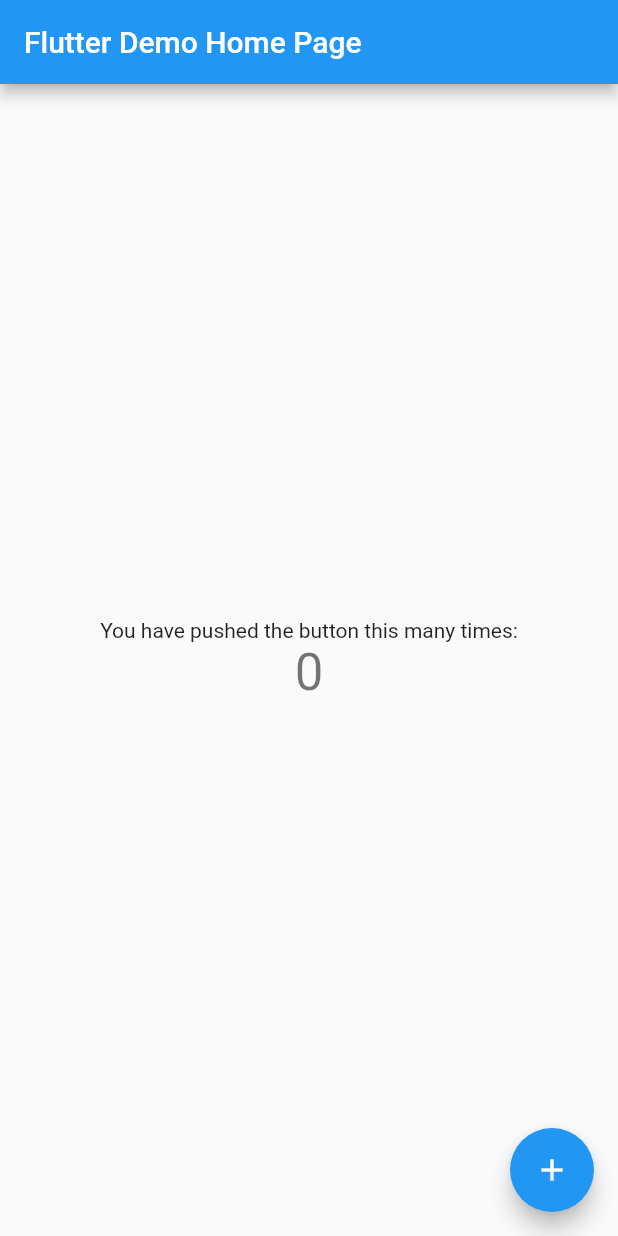
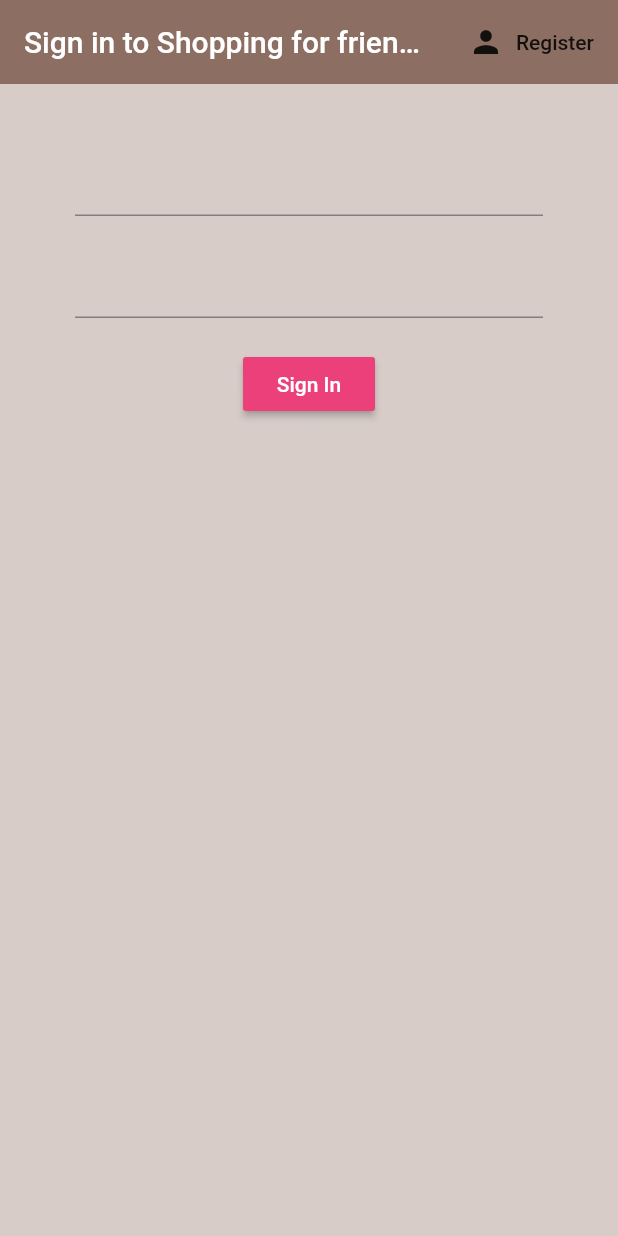
Before and after one commit to fokobot/shooping_for_friends, a Flutter app: the screen it shows after launch, on a phone screen of 412 x 824 dp. Run offline on Flutter 3.47's test engine with Material 2 defaults, Android fonts, the phone set to English and light mode, and no system bars; our stand-ins replace firebase_auth; accounts and stored records are empty.

Commit message:
Added Login and Register with Firebase

```diff
--- a/lib/main.dart
+++ b/lib/main.dart
@@ -1,4 +1,9 @@
 import 'package:flutter/material.dart';
+import 'package:provider/provider.dart';
+import 'package:shopping_for_friends/screens/wrapper.dart';
+import 'package:shopping_for_friends/services/auth.dart';
+
+import 'models/user.dart';
 
 void main() {
   runApp(MyApp());
@@ -8,110 +13,11 @@ class MyApp extends StatelessWidget {
   // This widget is the root of your application.
   @override
   Widget build(BuildContext context) {
-    return MaterialApp(
-      title: 'Flutter Demo',
-      theme: ThemeData(
-        // This is the theme of your application.
-        //
-        // Try running your application with "flutter run". You'll see the
-        // application has a blue toolbar. Then, without quitting the app, try
-        // changing the primarySwatch below to Colors.green and then invoke
-        // "hot reload" (press "r" in the console where you ran "flutter run",
-        // or simply save your changes to "hot reload" in a Flutter IDE).
-        // Notice that the counter didn't reset back to zero; the application
-        // is not restarted.
-        primarySwatch: Colors.blue,
-        // This makes the visual density adapt to the platform that you run
-        // the app on. For desktop platforms, the controls will be smaller and
-        // closer together (more dense) than on mobile platforms.
-        visualDensity: VisualDensity.adaptivePlatformDensity,
+    return StreamProvider<User>.value(
+      value: AuthService().user,
+      child: MaterialApp(
+        home: Wrapper(),
       ),
-      home: MyHomePage(title: 'Flutter Demo Home Page'),
     );
   }
 }
-
-class MyHomePage extends StatefulWidget {
-  MyHomePage({Key key, this.title}) : super(key: key);
-
-  // This widget is the home page of your application. It is stateful, meaning
-  // that it has a State object (defined below) that contains fields that affect
-  // how it looks.
-
-  // This class is the configuration for the state. It holds the values (in this
-  // case the title) provided by the parent (in this case the App widget) and
-  // used by the build method of the State. Fields in a Widget subclass are
-  // always marked "final".
-
-  final String title;
-
-  @override
-  _MyHomePageState createState() => _MyHomePageState();
-}
-
-class _MyHomePageState extends State<MyHomePage> {
-  int _counter = 0;
-
-  void _incrementCounter() {
-    setState(() {
-      // This call to setState tells the Flutter framework that something has
-      // changed in this State, which causes it to rerun the build method below
-      // so that the display can reflect the updated values. If we changed
-      // _counter without calling setState(), then the build method would not be
-      // called again, and so nothing would appear to happen.
-      _counter++;
-    });
-  }
-
-  @override
-  Widget build(BuildContext context) {
-    // This method is rerun every time setState is called, for instance as done
-    // by the _incrementCounter method above.
-    //
-    // The Flutter framework has been optimized to make rerunning build methods
-    // fast, so that you can just rebuild anything that needs updating rather
-    // than having to individually change instances of widgets.
-    return Scaffold(
-      appBar: AppBar(
-        // Here we take the value from the MyHomePage object that was created by
-        // the App.build method, and use it to set our appbar title.
-        title: Text(widget.title),
-      ),
-      body: Center(
-        // Center is a layout widget. It takes a single child and positions it
-        // in the middle of the parent.
-        child: Column(
-          // Column is also a layout widget. It takes a list of children and
-          // arranges them vertically. By default, it sizes itself to fit its
-          // children horizontally, and tries to be as tall as its parent.
-          //
-          // Invoke "debug painting" (press "p" in the console, choose the
-          // "Toggle Debug Paint" action from the Flutter Inspector in Android
-          // Studio, or the "Toggle Debug Paint" command in Visual Studio Code)
-          // to see the wireframe for each widget.
-          //
-          // Column has various properties to control how it sizes itself and
-          // how it positions its children. Here we use mainAxisAlignment to
-          // center the children vertically; the main axis here is the vertical
-          // axis because Columns are vertical (the cross axis would be
-          // horizontal).
-          mainAxisAlignment: MainAxisAlignment.center,
-          children: <Widget>[
-            Text(
-              'You have pushed the button this many times:',
-            ),
-            Text(
-              '$_counter',
-              style: Theme.of(context).textTheme.headline4,
-            ),
-          ],
-        ),
-      ),
-      floatingActionButton: FloatingActionButton(
-        onPressed: _incrementCounter,
-        tooltip: 'Increment',
-        child: Icon(Icons.add),
-      ), // This trailing comma makes auto-formatting nicer for build methods.
-    );
-  }
-}
--- /dev/null
+++ b/lib/models/user.dart
@@ -0,0 +1,5 @@
+class User {
+  final String uid;
+
+  User({this.uid});
+}
--- /dev/null
+++ b/lib/screens/authenticate/authenticate.dart
@@ -0,0 +1,21 @@
+import 'package:flutter/material.dart';
+import 'package:shopping_for_friends/screens/authenticate/register.dart';
+import 'package:shopping_for_friends/screens/authenticate/sign_in.dart';
+
+class Authenticate extends StatefulWidget {
+  @override
+  _AuthenticateState createState() => _AuthenticateState();
+}
+
+class _AuthenticateState extends State<Authenticate> {
+  bool showSignIn = true;
+  void toggleView(){
+    setState(() => showSignIn = !showSignIn);
+  }
+  @override
+  Widget build(BuildContext context) {
+    return Container(
+      child: showSignIn == true ? SignIn(toggleView: toggleView) : Register(toggleView: toggleView),
+    );
+  }
+}
--- /dev/null
+++ b/lib/screens/authenticate/sign_in.dart
@@ -0,0 +1,82 @@
+import 'package:flutter/material.dart';
+import 'package:shopping_for_friends/services/auth.dart';
+
+class SignIn extends StatefulWidget {
+  final Function toggleView;
+  SignIn({this.toggleView});
+  @override
+  _SignInState createState() => _SignInState();
+}
+
+class _SignInState extends State<SignIn> {
+  final AuthService _auth = AuthService();
+  final _formKey = GlobalKey<FormState>();
+
+  //Text Field State
+  String email = '';
+  String password = '';
+  String error = '';
+
+  @override
+  Widget build(BuildContext context) {
+    return Scaffold(
+      backgroundColor: Colors.brown[100],
+      appBar: AppBar(
+        backgroundColor: Colors.brown[400],
+        elevation: 0.0,
+        title: Text('Sign in to Shopping for friends'),
+        actions: <Widget>[
+          FlatButton.icon(
+              onPressed: () {
+                widget.toggleView();
+              },
+              icon: Icon(Icons.person),
+              label: Text('Register'))
+        ],
+      ),
+      body: Container(
+        padding: EdgeInsets.symmetric(vertical: 20.0, horizontal: 50.0),
+        child: Form(
+          key: _formKey,
+          child: Column(children: <Widget>[
+            SizedBox(height: 20.0),
+            TextFormField(
+                validator: (val) => val.isEmpty ? 'Enter a email' : null,
+                onChanged: (val) {
+                  setState(() => email = val);
+                }),
+            SizedBox(height: 20.0),
+            TextFormField(
+              obscureText: true,
+              validator: (val) =>
+                  val.length < 6 ? 'Enter a password 6+ chars long' : null,
+              onChanged: (val) {
+                setState(() => password = val);
+              },
+            ),
+            SizedBox(height: 20.0),
+            RaisedButton(
+                onPressed: () async {
+                  if (_formKey.currentState.validate()) {
+                    dynamic result =
+                        await _auth.signInWithEmailandPassword(email, password);
+                    if (result == null) {
+                      setState(() => error = 'Could not sign In with those credentials');
+                    }
+                  }
+                },
+                color: Colors.pink[400],
+                child: Text('Sign In', style: TextStyle(color: Colors.white))),
+            SizedBox(
+              height: 12.0,
+            ),
+            Text(
+              error,
+              style: TextStyle(color: Colors.red, fontSize: 14.0),
+            )
+          ]),
+        ),
+      ),
+    );
+  }
+}
--- /dev/null
+++ b/lib/screens/wrapper.dart
@@ -0,0 +1,14 @@
+import 'package:flutter/material.dart';
+import 'package:provider/provider.dart';
+import 'package:shopping_for_friends/models/user.dart';
+import 'package:shopping_for_friends/screens/authenticate/authenticate.dart';
+import 'package:shopping_for_friends/screens/home/home.dart';
+
+class Wrapper extends StatelessWidget {
+  @override
+  Widget build(BuildContext context) {
+    final user = Provider.of<User>(context);
+
+    return user == null ? Authenticate() : Home();
+  }
+}
--- a/pubspec.yaml
+++ b/pubspec.yaml
@@ -23,7 +23,10 @@ environment:
 dependencies:
   flutter:
     sdk: flutter
-  firebase_core: ^0.2.5  # add dependency for Firebase Core
+  firebase_core: ^0.4.5  # add dependency for Firebase Core
+  firebase_auth: ^0.16.1
+  cloud_firestore: ^0.13.6
+  provider: ^4.1.3
 
 
   # The following adds the Cupertino Icons font to your application.
```
Also changed, not shown: lib/screens/authenticate/register.dart (added, +81 -0 lines), lib/screens/home/home.dart (added, +25 -0 lines), lib/services/auth.dart (added, +66 -0 lines), pubspec.lock, 1 other file.
